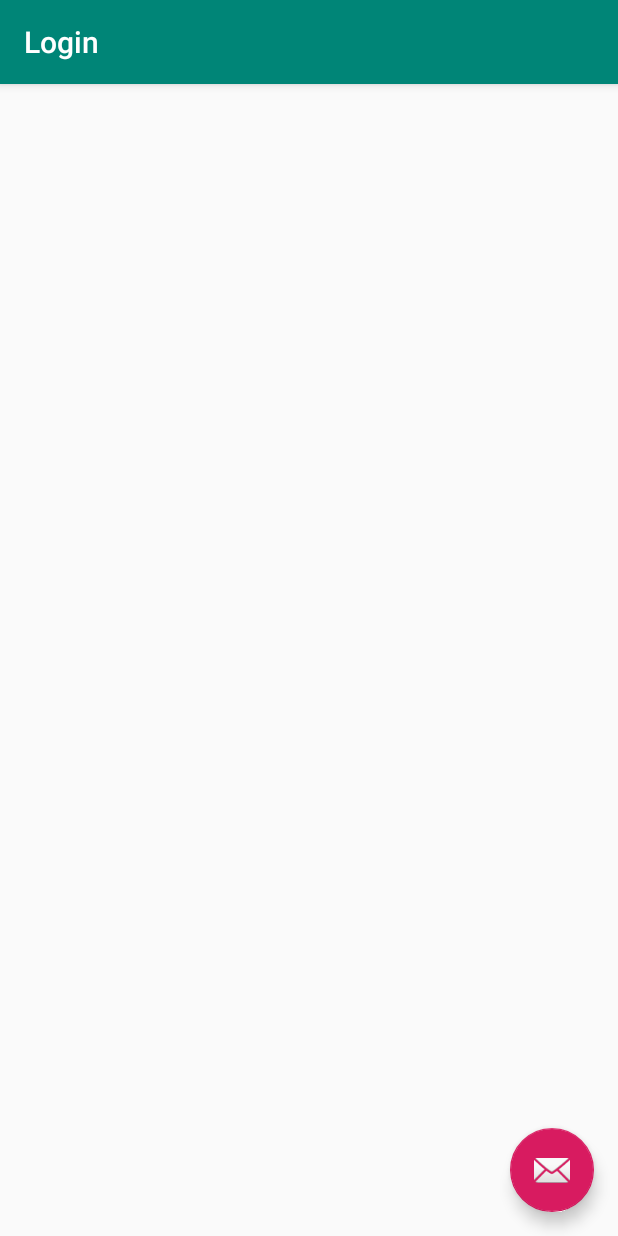
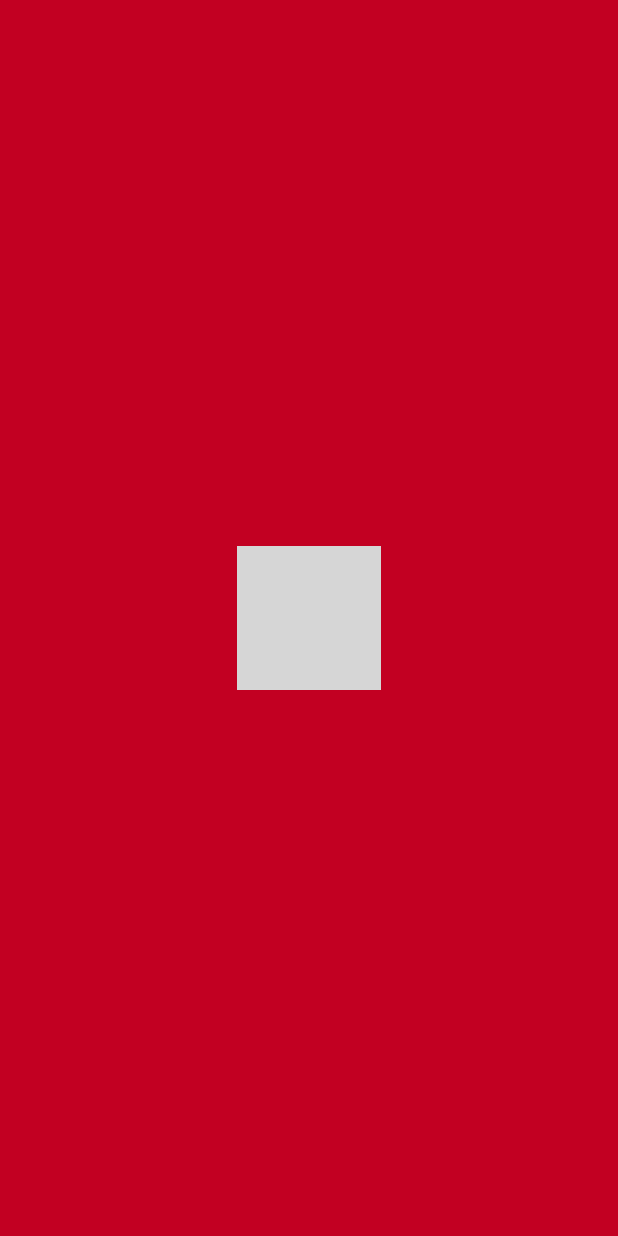
Before and after one commit to pepijndk/TB241IA, an Android app: the screen it shows after launch (Login), on a phone screen of 412 x 824 dp. Run offline under Robolectric (Android 15) with nearby library versions, the phone set to English and light mode, and no system bars; 1 statement that could not run was skipped; grey boxes are pictures that could not be loaded.

Commit message:
Het laadscherm bij het openen van de app + verandering aan het inlogscherm

```diff
--- a/androidApp/app/src/main/res/layout/activity_login.xml
+++ b/androidApp/app/src/main/res/layout/activity_login.xml
@@ -1,33 +1,43 @@
 <?xml version="1.0" encoding="utf-8"?>
-<android.support.design.widget.CoordinatorLayout xmlns:android="http://schemas.android.com/apk/res/android"
+<android.support.constraint.ConstraintLayout xmlns:android="http://schemas.android.com/apk/res/android"
     xmlns:app="http://schemas.android.com/apk/res-auto"
     xmlns:tools="http://schemas.android.com/tools"
+    android:id="@+id/coordinatorLayout"
     android:layout_width="match_parent"
     android:layout_height="match_parent"
+    android:background="#C20022"
     tools:context=".Login">
 
     <android.support.design.widget.AppBarLayout
-        android:layout_width="match_parent"
+        android:id="@+id/appBarLayout"
+        android:layout_width="0dp"
         android:layout_height="wrap_content"
-        android:theme="@style/AppTheme.AppBarOverlay">
+        android:theme="@style/AppTheme.AppBarOverlay"
+        app:layout_constraintBottom_toTopOf="parent"
+        app:layout_constraintEnd_toEndOf="parent"
+        app:layout_constraintStart_toStartOf="parent"
+        app:layout_constraintTop_toTopOf="parent" />
 
-        <android.support.v7.widget.Toolbar
-            android:id="@+id/toolbar"
-            android:layout_width="match_parent"
-            android:layout_height="?attr/actionBarSize"
-            android:background="?attr/colorPrimary"
-            app:popupTheme="@style/AppTheme.PopupOverlay" />
-
-    </android.support.design.widget.AppBarLayout>
-
-    <include layout="@layout/content_login" />
-
-    <android.support.design.widget.FloatingActionButton
-        android:id="@+id/fab"
+    <include
+        android:id="@+id/include"
+        layout="@layout/content_login"
         android:layout_width="wrap_content"
         android:layout_height="wrap_content"
-        android:layout_gravity="bottom|end"
-        android:layout_margin="@dimen/fab_margin"
-        app:srcCompat="@android:drawable/ic_dialog_email" />
+        android:background="#C20022"
+        app:layout_constraintBottom_toTopOf="parent"
+        app:layout_constraintEnd_toStartOf="parent"
+        app:layout_constraintStart_toStartOf="parent"
+        app:layout_constraintTop_toTopOf="parent" />
 
-</android.support.design.widget.CoordinatorLayout>
+    <ImageView
+        android:id="@+id/imageView2"
+        android:layout_width="wrap_content"
+        android:layout_height="wrap_content"
+        app:layout_constraintBottom_toBottomOf="parent"
+        app:layout_constraintEnd_toEndOf="parent"
+        app:layout_constraintHorizontal_bias="0.5"
+        app:layout_constraintStart_toStartOf="parent"
+        app:layout_constraintTop_toTopOf="parent"
+        app:srcCompat="@drawable/applogo" />
+
+</android.support.constraint.ConstraintLayout>
--- a/androidApp/app/src/main/res/layout/activity_main.xml
+++ b/androidApp/app/src/main/res/layout/activity_main.xml
@@ -18,9 +18,9 @@
         android:scrollbarThumbHorizontal="@color/cardview_light_background"
         app:layout_constraintBottom_toBottomOf="parent"
         app:layout_constraintEnd_toEndOf="parent"
-        app:layout_constraintHorizontal_bias="1.0"
+        app:layout_constraintHorizontal_bias="0.5"
         app:layout_constraintStart_toStartOf="parent"
-        app:layout_constraintTop_toBottomOf="@+id/imageView" />
+        app:layout_constraintTop_toBottomOf="@+id/EmailAddress" />
 
     <ImageView
         android:id="@+id/imageView"
```
